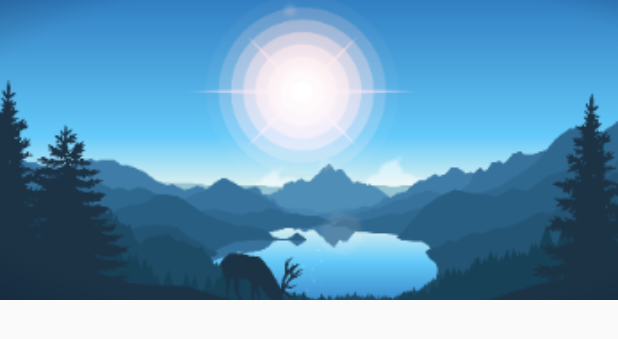
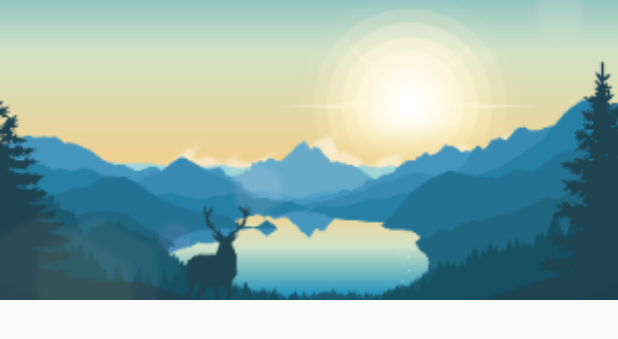
Before and after one commit to import1024/PureDaily, an Android app: the layout nav_header_home.xml on its own in the app's theme, with its tools: preview values and no code run, on a phone screen of 412 x 824 dp. Shown: the top 339 px of the screen. Run offline under Robolectric (Android 15) with nearby library versions, the phone set to English and light mode, and no system bars.

Commit message:
Auto change nav header view image view by time

```diff
--- a/app/src/main/res/layout/nav_header_home.xml
+++ b/app/src/main/res/layout/nav_header_home.xml
@@ -1,8 +1,8 @@
 <?xml version="1.0" encoding="utf-8"?>
 <ImageView
     xmlns:android="http://schemas.android.com/apk/res/android"
-    android:id="@+id/imageView"
+    android:id="@+id/iv_header"
     android:layout_width="match_parent"
     android:layout_height="200dp"
     android:scaleType="centerCrop"
-    android:src="@drawable/nav_header_img"/>
+    android:src="@drawable/img_nav_header_day"/>
```
Also changed, not shown: app/src/main/java/com/melodyxxx/puredaily/ui/activity/HomeActivity.java (+12 -0 lines), app/src/main/java/com/melodyxxx/puredaily/utils/CommonUtils.java (+18 -0 lines), app/src/main/res/drawable-xxxhdpi/img_nav_header_day.png (added), app/src/main/res/drawable-xxxhdpi/img_nav_header_night.png (added), app/src/main/res/drawable-xxxhdpi/nav_header_img.png (deleted).
